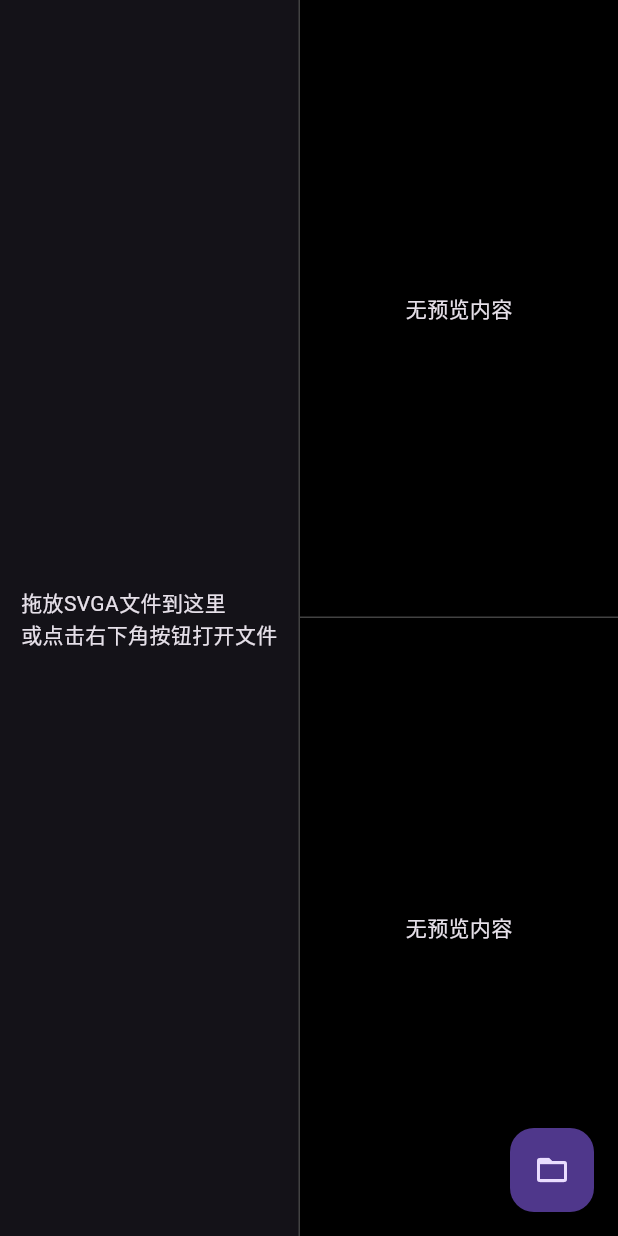
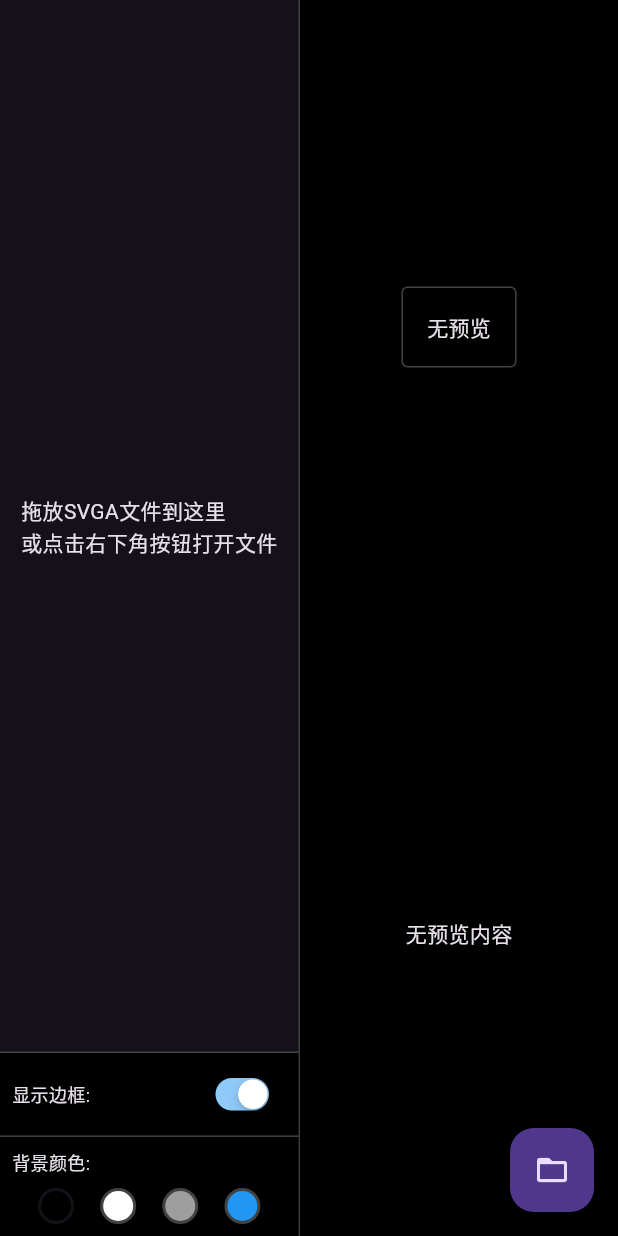
Before and after one commit to kugeceo/wenqu.luhui.net, a Flutter app: the screen it shows after launch, on a phone screen of 412 x 824 dp. Run offline on Flutter 3.47's test engine with Material 3 defaults, Android fonts, the light colour scheme and no system bars; our stand-ins replace file_picker; missing offline and left inert: desktop_drop, svgaplayer_flutter, window_manager.

Commit message:
v0.1.1：1、添加背景色选项；2、添加边框开关选项

```diff
--- a/lib/main.dart
+++ b/lib/main.dart
@@ -130,25 +130,20 @@ class MyHomePage extends StatelessWidget {
                 ),
                 // 右侧预览区域
                 Expanded(
-                  child: Container(
-                    color: Colors.black,
+                  child: Consumer<SVGAViewModel>(
+                    builder: (context, viewModel, child) {
+                      return Container(
+                        color: viewModel.backgroundColor,
                         child: Column(
                           children: [
                             // 文件信息栏
-                        Consumer<SVGAViewModel>(
+                            Container(
+                              padding: const EdgeInsets.all(8),
+                              color: Colors.black45,  // 添加半透明黑色背景
+                              child: Consumer<SVGAViewModel>(
                                 builder: (context, viewModel, child) {
                                   if (viewModel.currentFileName == null) return const SizedBox();
-                            return Container(
-                              padding: const EdgeInsets.all(8),
-                              decoration: BoxDecoration(
-                                border: Border(
-                                  bottom: BorderSide(
-                                    color: Colors.grey.shade800,
-                                    width: 1,
-                                  ),
-                                ),
-                              ),
-                              child: Row(
+                                  return Row(
                                     children: [
                                       const Icon(Icons.movie_outlined),
                                       const SizedBox(width: 8),
@@ -179,29 +174,29 @@ class MyHomePage extends StatelessWidget {
                                         style: const TextStyle(color: Colors.grey),
                                       ),
                                     ],
-                              ),
                                   );
                                 },
                               ),
-                        // 上半部分：SVGA动画预览
+                            ),
+                            // 动画播放区域
                             Expanded(
                               child: Container(
+                                margin: const EdgeInsets.all(16),
+                                alignment: Alignment.center,  // 添加居中对齐
+                                child: Container(  // 新增一个内部Container
                                   decoration: BoxDecoration(
-                              border: Border(
-                                bottom: BorderSide(
+                                    border: viewModel.showBorder ? Border.all(
                                       color: Colors.grey.shade800,
                                       width: 1,
+                                    ) : null,
+                                    borderRadius: viewModel.showBorder ? BorderRadius.circular(4) : null,
                                   ),
-                              ),
-                            ),
-                            child: Consumer<SVGAViewModel>(
-                              builder: (context, viewModel, child) {
-                                return Center(
                                   child: viewModel.svgaFile == null
-                                      ? const Text('无预览内容')
+                                      ? const Padding(
+                                          padding: EdgeInsets.all(16),
+                                          child: Text('无预览'),
+                                        )
                                       : SVGAPreview(file: viewModel.svgaFile!),
-                                );
-                              },
                                 ),
                               ),
                             ),
@@ -211,6 +206,8 @@ class MyHomePage extends StatelessWidget {
                             ),
                           ],
                         ),
+                      );
+                    },
                   ),
                 ),
               ],
--- a/lib/view_models/svga_view_model.dart
+++ b/lib/view_models/svga_view_model.dart
@@ -19,6 +19,8 @@ class SVGAViewModel extends ChangeNotifier {
   int _totalFrames = 0;
   int _frameWidth = 0;
   int _frameHeight = 0;
+  Color _backgroundColor = Colors.black;
+  bool _showBorder = true;  // 添加边框显示状态
 
   List<File> get frames => _frames;
   int get currentFrameIndex => _currentFrameIndex;
@@ -32,6 +34,8 @@ class SVGAViewModel extends ChangeNotifier {
   int get totalFrames => _totalFrames;
   int get frameWidth => _frameWidth;
   int get frameHeight => _frameHeight;
+  Color get backgroundColor => _backgroundColor;
+  bool get showBorder => _showBorder;
 
   // 清理所有状态
   Future<void> clearState() async {
@@ -171,4 +175,14 @@ class SVGAViewModel extends ChangeNotifier {
       await clearState();
     }
   }
+
+  void setBackgroundColor(Color color) {
+    _backgroundColor = color;
+    notifyListeners();
+  }
+
+  void setShowBorder(bool value) {
+    _showBorder = value;
+    notifyListeners();
+  }
 }
--- a/lib/widgets/frame_preview.dart
+++ b/lib/widgets/frame_preview.dart
@@ -15,13 +15,22 @@ class FramePreview extends StatelessWidget {
             Center(
               child: viewModel.currentFrame == null
                   ? const Text('无预览内容')
-                  : Image.file(
+                  : Container(
+                      decoration: BoxDecoration(
+                        border: viewModel.showBorder ? Border.all(
+                          color: Colors.grey.shade800,
+                          width: 1,
+                        ) : null,
+                        borderRadius: viewModel.showBorder ? BorderRadius.circular(4) : null,
+                      ),
+                      child: Image.file(
                         viewModel.currentFrame!,
                         key: ValueKey('preview_${viewModel.currentFileName}_${viewModel.currentFrameIndex}'),
                         fit: BoxFit.contain,
                         cacheWidth: null,
                         cacheHeight: null,
                         gaplessPlayback: false,
+                      ),
                     ),
             ),
             if (viewModel.currentFrame != null)
--- a/lib/widgets/frames_list.dart
+++ b/lib/widgets/frames_list.dart
@@ -1,6 +1,7 @@
 import 'package:flutter/material.dart';
 import 'package:provider/provider.dart';
 import '../view_models/svga_view_model.dart';
+import 'package:flutter/cupertino.dart';
 
 class FramesList extends StatelessWidget {
   const FramesList({super.key});
@@ -9,13 +10,14 @@ class FramesList extends StatelessWidget {
   Widget build(BuildContext context) {
     return Consumer<SVGAViewModel>(
       builder: (context, viewModel, child) {
-        if (viewModel.frames.isEmpty) {
-          return const Center(
+        return Column(
+          children: [
+            Expanded(
+              child: viewModel.frames.isEmpty
+                  ? const Center(
                       child: Text('拖放SVGA文件到这里\n或点击右下角按钮打开文件'),
-          );
-        }
-
-        return GridView.builder(
+                    )
+                  : GridView.builder(
                       key: ValueKey(viewModel.currentFileName),
                       padding: const EdgeInsets.all(8),
                       gridDelegate: const SliverGridDelegateWithFixedCrossAxisCount(
@@ -64,8 +66,114 @@ class FramesList extends StatelessWidget {
                           ),
                         );
                       },
+                    ),
+            ),
+            // 开关选项栏
+            Container(
+              padding: const EdgeInsets.all(8),
+              decoration: BoxDecoration(
+                color: Colors.black,  // 添加半透明黑色背景
+                border: Border(
+                  top: BorderSide(
+                    color: Colors.grey.shade800,
+                    width: 1,
+                  ),
+                ),
+              ),
+              child: Row(
+                children: [
+                  const Text('显示边框:', style: TextStyle(fontSize: 12)),
+                  const Spacer(),
+                  Transform.scale(
+                    scale: 0.7,
+                    child: CupertinoSwitch(
+                      value: viewModel.showBorder,
+                      onChanged: viewModel.setShowBorder,
+                      activeColor: Colors.blue.shade200,
+                    ),
+                  ),
+                ],
+              ),
+            ),
+            // 背景选项栏
+            Container(
+              padding: const EdgeInsets.all(8),
+              decoration: BoxDecoration(
+                color: Colors.black,  // 添加半透明黑色背景
+                border: Border(
+                  top: BorderSide(
+                    color: Colors.grey.shade800,
+                    width: 1,
+                  ),
+                ),
+              ),
+              child: Column(
+                crossAxisAlignment: CrossAxisAlignment.start,
+                children: [
+                  const Text('背景颜色:', style: TextStyle(fontSize: 12)),
+                  const SizedBox(height: 8),
+                  Row(
+                    mainAxisAlignment: MainAxisAlignment.spaceEvenly,
+                    children: [
+                      _ColorButton(
+                        color: Colors.black,
+                        isSelected: viewModel.backgroundColor == Colors.black,
+                        onTap: () => viewModel.setBackgroundColor(Colors.black),
+                      ),
+                      _ColorButton(
+                        color: Colors.white,
+                        isSelected: viewModel.backgroundColor == Colors.white,
+                        onTap: () => viewModel.setBackgroundColor(Colors.white),
+                      ),
+                      _ColorButton(
+                        color: Colors.grey,
+                        isSelected: viewModel.backgroundColor == Colors.grey,
+                        onTap: () => viewModel.setBackgroundColor(Colors.grey),
+                      ),
+                      _ColorButton(
+                        color: Colors.blue,
+                        isSelected: viewModel.backgroundColor == Colors.blue,
+                        onTap: () => viewModel.setBackgroundColor(Colors.blue),
+                      ),
+                    ],
+                  ),
+                ],
+              ),
+            ),
+          ],
         );
       },
     );
   }
 }
+
+class _ColorButton extends StatelessWidget {
+  final Color color;
+  final bool isSelected;
+  final VoidCallback onTap;
+
+  const _ColorButton({
+    required this.color,
+    required this.isSelected,
+    required this.onTap,
+  });
+
+  @override
+  Widget build(BuildContext context) {
+    return GestureDetector(
+      onTap: onTap,
+      child: Container(
+        width: 24,
+        height: 24,
+        decoration: BoxDecoration(
+          color: color,
+          borderRadius: BorderRadius.circular(12),
+          border: Border.all(
+            color: isSelected ? Theme.of(context).primaryColor : Colors.grey.shade800,
+            width: 2,
+          ),
+        ),
+      ),
+    );
+  }
+}
```
Lines whose indentation alone changed are shown as unchanged.
